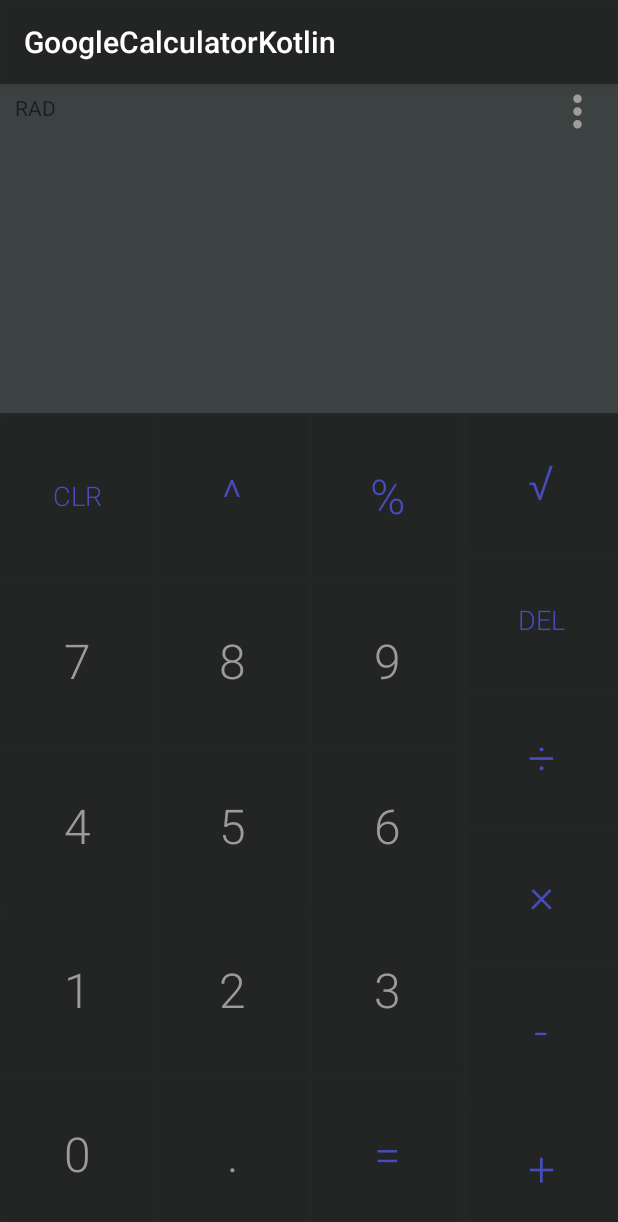
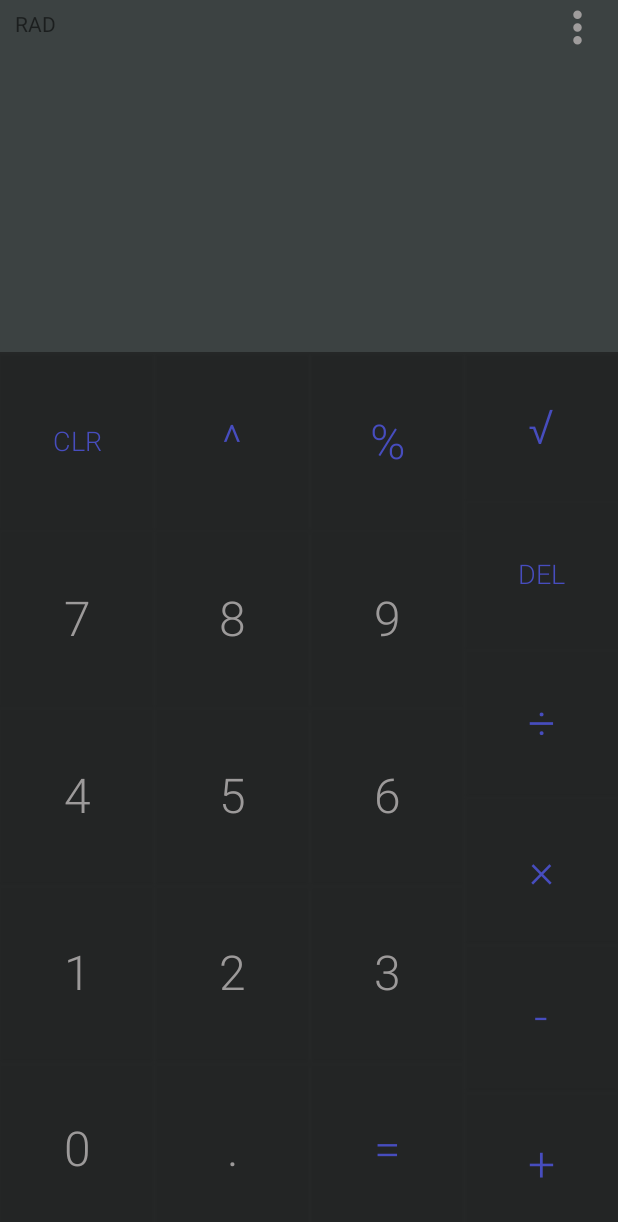
Before and after one commit to BekzatBekturgan/AndroidOnKotlin, an Android app: the screen it shows after launch (MainActivity), on a phone screen of 412 x 824 dp. Shown: the top 1222 px of the screen. Run offline under Robolectric (Android 15) with nearby library versions, the phone set to English and light mode, and no system bars.

Commit message:
delete action bar

```diff
--- a/GoogleCalculatorKotlin/app/src/main/res/values/styles.xml
+++ b/GoogleCalculatorKotlin/app/src/main/res/values/styles.xml
@@ -1,10 +1,10 @@
 <resources>
 
     <!-- Base application theme. -->
-    <style name="AppTheme" parent="Theme.AppCompat.Light.DarkActionBar">
+    <style name="AppTheme" parent="Theme.AppCompat.Light.NoActionBar">
         <!-- Customize your theme here. -->
         <item name="colorPrimary">@color/colorPrimary</item>
-        <item name="colorPrimaryDark">@color/colorPrimaryDark</item>
+        <item name="colorPrimaryDark">@color/colorPrimary</item>
         <item name="colorAccent">@color/colorAccent</item>
     </style>
 
```
